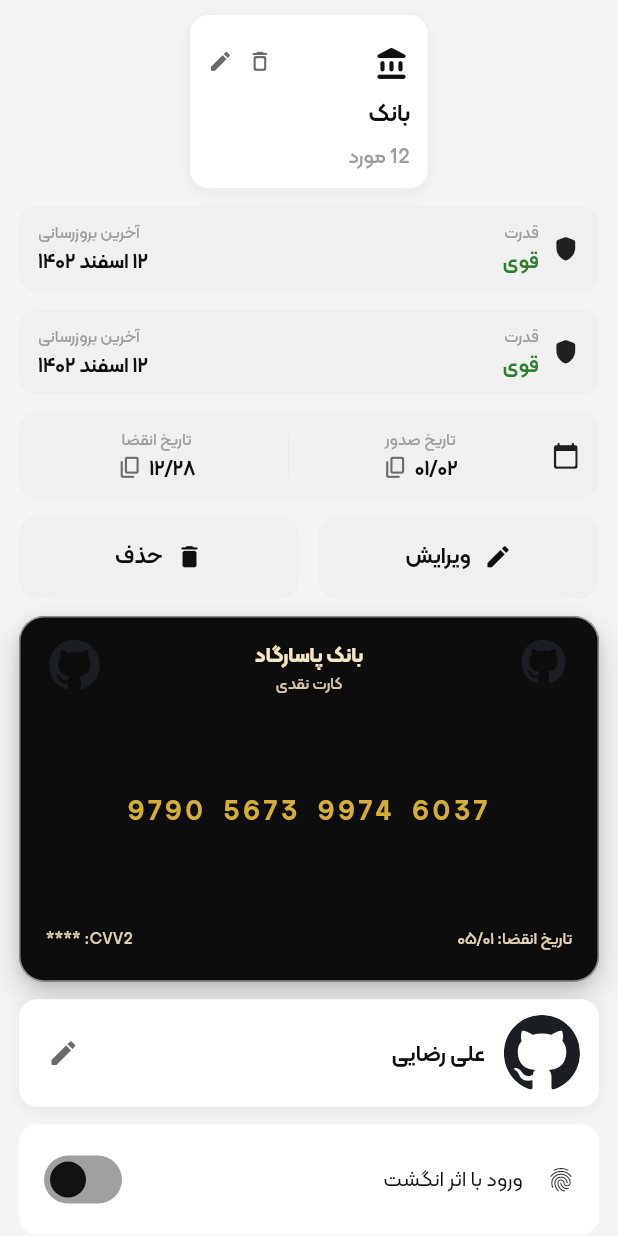
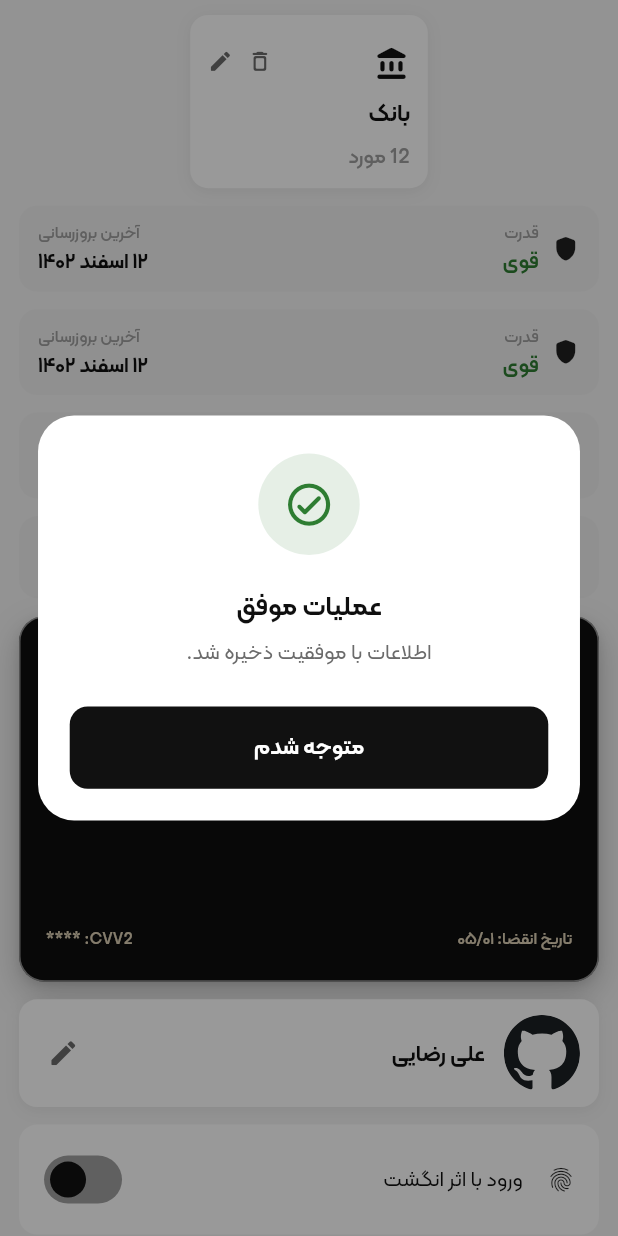
Before and after one commit to javadHeidary/keyva, a Flutter app: the screen it shows after launch, scrolled down 576 dp, after a tap on "بانک پاسارگاد", on a phone screen of 412 x 824 dp. Run offline on Flutter 3.47's test engine with Material 3 defaults, Android fonts, the phone set to English and light mode, and no system bars; our stand-ins replace flutter_svg, get, vector_graphics.

Commit message:
Add :app dialog widget

```diff
--- a/lib/core/theme/app_radius.dart
+++ b/lib/core/theme/app_radius.dart
@@ -1,4 +1,5 @@
 class AppRadius {
+  static const double ssm = 4;
   static const double small = 8;
   static const double medium = 12;
   static const double large = 16;
--- a/lib/feature/auth/view/auth_login_view.dart
+++ b/lib/feature/auth/view/auth_login_view.dart
@@ -4,6 +4,7 @@
 import 'package:get/get.dart';
 import 'package:keyva/core/gen/assets.gen.dart';
 import 'package:keyva/core/routes/app_routing.dart';
+import 'package:keyva/core/theme/app_spacing.dart';
 import 'package:keyva/core/theme/app_typography.dart';
 import 'package:keyva/core/theme/extensions/responsive_extentions.dart';
 import 'package:keyva/core/theme/extensions/theme_extentions.dart';
@@ -11,19 +12,20 @@
 import 'package:keyva/shared/widget/app_buttom_widget.dart';
 import 'package:keyva/shared/widget/app_textfield_widget.dart';
 
-class AuthLoginView extends StatelessWidget {
+class AuthLoginView extends GetView<LoginController> {
   const AuthLoginView({super.key});
 
   @override
   Widget build(BuildContext context) {
-    final controller = Get.find<LoginController>();
-
     return Scaffold(
       body: SafeArea(
         child: Directionality(
           textDirection: TextDirection.rtl,
           child: Padding(
-            padding: EdgeInsets.symmetric(horizontal: 16.s, vertical: 16.h),
+            padding: EdgeInsets.symmetric(
+              horizontal: AppSpacing.pagePadding.s,
+              vertical: AppSpacing.pagePadding.h,
+            ),
             child: Column(
               crossAxisAlignment: CrossAxisAlignment.start,
               children: [
@@ -46,12 +48,12 @@
                       ),
                       child: Icon(Icons.lock),
                     ),
-                    SizedBox(width: 20.h),
+                    SizedBox(width: AppSpacing.xl.h),
                     Column(
                       crossAxisAlignment: CrossAxisAlignment.start,
                       children: [
                         Text('ورود به کیوا', style: AppTypography.titleLarge),
-                        SizedBox(height: 8.h),
+                        SizedBox(height: AppSpacing.sm.h),
                         Text(
                           'رمز اکانت خود را وارد کنید',
                           style: AppTypography.bodyLarge,
@@ -60,7 +62,7 @@
                     ),
                   ],
                 ),
-                SizedBox(height: 40.h),
+                SizedBox(height: AppSpacing.xxl.h),
 
                 Obx(() {
                   return Form(
@@ -94,7 +96,7 @@
                   );
                 }),
 
-                SizedBox(height: 28.h),
+                SizedBox(height: AppSpacing.sectionGap.h),
 
                 Obx(() {
                   return AppButtonWidget(
@@ -107,7 +109,7 @@
                     },
                   );
                 }),
-                SizedBox(height: 20.h),
+                SizedBox(height: AppSpacing.sectionGap.h),
                 Align(
                   alignment: Alignment.center,
                   child: Text.rich(
--- a/lib/feature/auth/view/auth_register_view.dart
+++ b/lib/feature/auth/view/auth_register_view.dart
@@ -9,12 +9,11 @@
 import 'package:keyva/shared/widget/app_buttom_widget.dart';
 import 'package:keyva/shared/widget/app_textfield_widget.dart';
 
-class AuthRegisterView extends StatelessWidget {
+class AuthRegisterView extends GetView<RegisterController> {
   const AuthRegisterView({super.key});
 
   @override
   Widget build(BuildContext context) {
-    final controller = Get.find<RegisterController>();
     final colors = context.colors;
 
     return Scaffold(
@@ -22,10 +21,13 @@
         child: Directionality(
           textDirection: TextDirection.rtl,
           child: SingleChildScrollView(
-            padding: EdgeInsets.symmetric(horizontal: AppSpacing.lg.s),
+            padding: EdgeInsets.symmetric(
+              horizontal: AppSpacing.pagePadding.s,
+              vertical: AppSpacing.pagePadding.h,
+            ),
             child: Column(
               children: [
-                SizedBox(height: 24.h),
+                SizedBox(height: AppSpacing.sectionGap.h),
                 Container(
                   width: 72.s,
                   height: 72.s,
--- a/lib/feature/onboarding/view/onboarding_view.dart
+++ b/lib/feature/onboarding/view/onboarding_view.dart
@@ -1,18 +1,18 @@
 import 'package:flutter/material.dart';
 import 'package:flutter_svg/flutter_svg.dart';
 import 'package:get/get.dart';
+import 'package:keyva/core/theme/app_radius.dart';
+import 'package:keyva/core/theme/app_spacing.dart';
 import 'package:keyva/core/theme/app_typography.dart';
 import 'package:keyva/core/theme/extensions/responsive_extentions.dart';
 import 'package:keyva/core/theme/extensions/theme_extentions.dart';
 import 'package:keyva/feature/onboarding/viewmodel/onboarding_viewmodel.dart';
 
-class OnboardingView extends StatelessWidget {
+class OnboardingView extends GetView<OnboardingController> {
   const OnboardingView({super.key});
 
   @override
   Widget build(BuildContext context) {
-    final controller = Get.put(OnboardingController());
-
     return Scaffold(
       body: SafeArea(
         child: Column(
@@ -22,6 +22,7 @@
                 controller: controller.pageController,
                 onPageChanged: controller.onPageChanged,
                 itemCount: controller.slides.length,
+
                 itemBuilder: (context, index) {
                   final slide = controller.slides[index];
                   return Padding(
@@ -29,9 +30,8 @@
                     child: Directionality(
                       textDirection: TextDirection.rtl,
                       child: Column(
-                        crossAxisAlignment: CrossAxisAlignment.start,
                         children: [
-                          SizedBox(height: 40.s),
+                          SizedBox(height: AppSpacing.xxl.h),
 
                           Expanded(
                             flex: 3,
@@ -89,7 +89,7 @@
                             color: isActive
                                 ? context.colors.primary
                                 : context.colors.strengthBarBg,
-                            borderRadius: BorderRadius.circular(4.s),
+                            borderRadius: BorderRadius.circular(AppRadius.ssm),
                           ),
                         );
                       }),
--- a/lib/feature/widget_builder_test.dart
+++ b/lib/feature/widget_builder_test.dart
@@ -6,6 +6,7 @@
 import 'package:keyva/core/theme/extensions/responsive_extentions.dart';
 import 'package:keyva/core/theme/extensions/theme_extentions.dart';
 import 'package:keyva/shared/widget/app_buttom_widget.dart';
+import 'package:keyva/shared/widget/app_dialog_widget.dart';
 import 'package:keyva/shared/widget/app_dropdown_widget.dart';
 import 'package:keyva/shared/widget/app_header_widget.dart';
 import 'package:keyva/shared/widget/app_list_item_widget.dart';
@@ -224,7 +225,12 @@
                     Assets.images.logoTest.path,
                     fit: BoxFit.contain,
                   ),
-                  onTap: () {},
+                  onTap: () => AppDialogWidget.show(
+                    context,
+                    type: AppDialogType.success,
+                    title: 'عملیات موفق',
+                    description: 'اطلاعات با موفقیت ذخیره شد.',
+                  ),
                 ),
                 SizedBox(height: AppSpacing.md.h),
                 UserInfoWidget(
--- /dev/null
+++ b/lib/shared/widget/app_dialog_widget.dart
@@ -0,0 +1,190 @@
+import 'package:flutter/material.dart';
+import 'package:keyva/core/theme/app_radius.dart';
+import 'package:keyva/core/theme/app_sizes.dart';
+import 'package:keyva/core/theme/app_spacing.dart';
+import 'package:keyva/core/theme/app_typography.dart';
+import 'package:keyva/core/theme/extensions/responsive_extentions.dart';
+import 'package:keyva/core/theme/extensions/theme_extentions.dart';
+
+enum AppDialogType { info, success, warning, error, simple }
+
+class AppDialogWidget extends StatelessWidget {
+  final AppDialogType type;
+  final String title;
+  final String description;
+  final String buttonText;
+  final VoidCallback? onConfirm;
+  final IconData? customIcon;
+
+  const AppDialogWidget({
+    super.key,
+    this.type = AppDialogType.info,
+    required this.title,
+    required this.description,
+    this.buttonText = 'متوجه شدم',
+    this.onConfirm,
+    this.customIcon,
+  });
+
+  static Future<void> show(
+    BuildContext context, {
+    AppDialogType type = AppDialogType.info,
+    required String title,
+    required String description,
+    String buttonText = 'متوجه شدم',
+    VoidCallback? onConfirm,
+    IconData? customIcon,
+    bool barrierDismissible = true,
+  }) {
+    return showDialog(
+      context: context,
+      barrierDismissible: barrierDismissible,
+      barrierColor: context.colors.overlay,
+      builder: (context) => AppDialogWidget(
+        type: type,
+        title: title,
+        description: description,
+        buttonText: buttonText,
+        onConfirm: onConfirm,
+        customIcon: customIcon,
+      ),
+    );
+  }
+
+  @override
+  Widget build(BuildContext context) {
+    final colors = context.colors;
+    final visuals = _resolveVisuals(colors);
+
+    return Dialog(
+      backgroundColor: colors.card,
+      elevation: 0,
+      shape: RoundedRectangleBorder(
+        borderRadius: BorderRadius.circular(AppRadius.modal),
+      ),
+      insetPadding: EdgeInsets.symmetric(horizontal: 24.s),
+      child: Padding(
+        padding: EdgeInsets.fromLTRB(
+          AppSpacing.xl.s,
+          AppSpacing.xxl.s,
+          AppSpacing.xl.s,
+          AppSpacing.xl.s,
+        ),
+        child: Column(
+          mainAxisSize: MainAxisSize.min,
+          children: [
+            // Icon
+            Container(
+              width: 64.s,
+              height: 64.s,
+              decoration: BoxDecoration(
+                color: visuals.bgColor,
+                shape: BoxShape.circle,
+              ),
+              child: Icon(
+                customIcon ?? visuals.icon,
+                size: 32.s,
+                color: visuals.iconColor,
+              ),
+            ),
+
+            SizedBox(height: AppSpacing.xl.s),
+
+            // Title
+            Text(
+              title,
+              textAlign: TextAlign.center,
+              style: AppTypography.headlineSmall.copyWith(
+                color: colors.textPrimary,
+              ),
+            ),
+
+            SizedBox(height: AppSpacing.sm.s),
+
+            // Description
+            Text(
+              description,
+              textAlign: TextAlign.center,
+              style: AppTypography.bodyMedium.copyWith(
+                color: colors.textSecondary,
+              ),
+            ),
+
+            SizedBox(height: AppSpacing.xxl.s),
+
+            // Button
+            SizedBox(
+              width: double.infinity,
+              height: AppSizes.primaryButtonHeight.s,
+              child: ElevatedButton(
+                onPressed: () {
+                  Navigator.of(context).pop();
+                  onConfirm?.call();
+                },
+                style: ElevatedButton.styleFrom(
+                  backgroundColor: colors.primary,
+                  foregroundColor: colors.onPrimary,
+                  elevation: 0,
+                  shape: RoundedRectangleBorder(
+                    borderRadius: BorderRadius.circular(AppRadius.button),
+                  ),
+                ),
+                child: Text(
+                  buttonText,
+                  style: AppTypography.button.copyWith(color: colors.onPrimary),
+                ),
+              ),
+            ),
+          ],
+        ),
+      ),
+    );
+  }
+
+  _DialogVisuals _resolveVisuals(AppColorsExtension colors) {
+    switch (type) {
+      case AppDialogType.info:
+        return _DialogVisuals(
+          icon: Icons.info_outline_rounded,
+          iconColor: colors.primary,
+          bgColor: colors.primary.withOpacity(0.12),
+        );
+      case AppDialogType.success:
+        return _DialogVisuals(
+          icon: Icons.check_circle_outline_rounded,
+          iconColor: colors.success,
+          bgColor: colors.success.withOpacity(0.12),
+        );
+      case AppDialogType.warning:
+        return _DialogVisuals(
+          icon: Icons.warning_amber_rounded,
+          iconColor: colors.warning,
+          bgColor: colors.warning.withOpacity(0.12),
+        );
+      case AppDialogType.error:
+        return _DialogVisuals(
+          icon: Icons.error_outline_rounded,
+          iconColor: colors.error,
+          bgColor: colors.error.withOpacity(0.12),
+        );
+      case AppDialogType.simple:
+        return _DialogVisuals(
+          icon: Icons.info_outline_rounded,
+          iconColor: colors.textSecondary,
+          bgColor: colors.secondaryButton,
+        );
+    }
+  }
+}
+
+class _DialogVisuals {
+  final IconData icon;
+  final Color iconColor;
+  final Color bgColor;
+
+  const _DialogVisuals({
+    required this.icon,
+    required this.iconColor,
+    required this.bgColor,
+  });
+}
```
